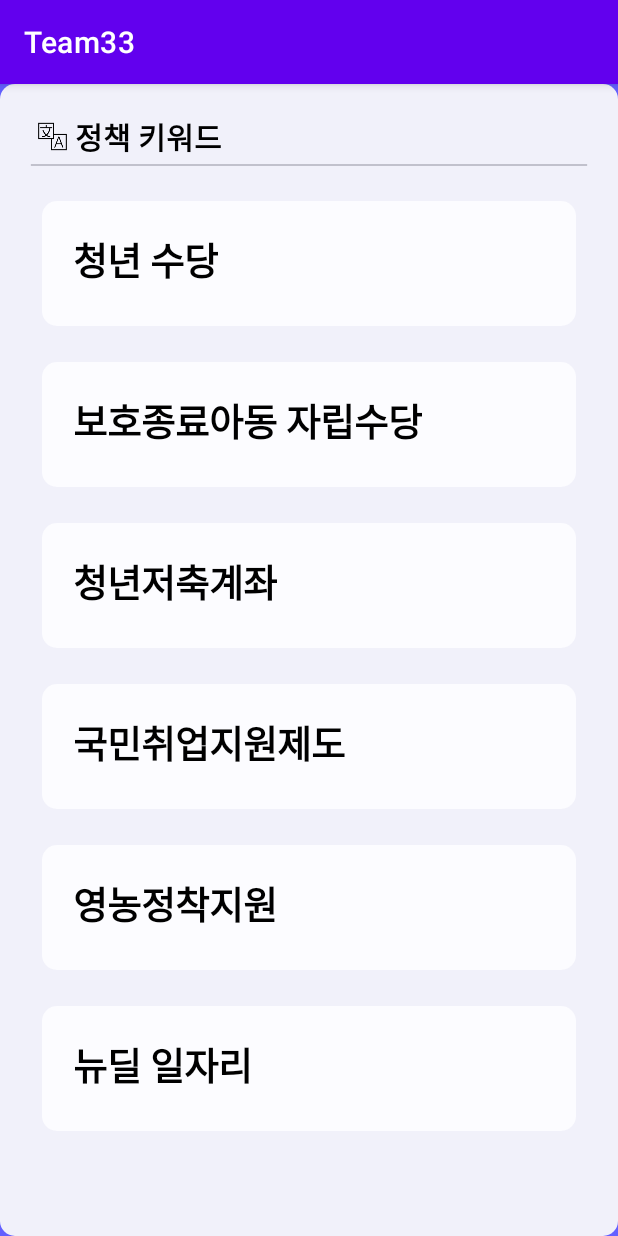
After one commit to kyungminlee-12/Team33, an Android app: the fragment VocabularyFragment shown on its own in the app's theme, on a phone screen of 412 x 824 dp. The commit adds this screen. Run offline under Robolectric (Android 15) with nearby library versions, the phone set to English and light mode, and no system bars.

Commit message:
오늘의 용어 내용 수정

```diff
--- a/app/src/main/java/com/example/team33/MainActivity.java
+++ b/app/src/main/java/com/example/team33/MainActivity.java
@@ -39,7 +39,7 @@ public class MainActivity extends AppCompatActivity {
         // Passing each menu ID as a set of Ids because each
         // menu should be considered as top level destinations.
         mAppBarConfiguration = new AppBarConfiguration.Builder(
-                R.id.nav_home, R.id.nav_gallery, R.id.nav_slideshow)
+                R.id.nav_home, R.id.nav_gallery, R.id.nav_slideshow, R.id.nav_vocabulary)
                 .setDrawerLayout(drawer)
                 .build();
         NavController navController = Navigation.findNavController(this, R.id.nav_host_fragment);
--- /dev/null
+++ b/app/src/main/java/com/example/team33/ui/vocabulary/SimpleVocaAdapter.java
@@ -0,0 +1,73 @@
+package com.example.team33.ui.vocabulary;
+
+import android.content.Context;
+import android.graphics.Color;
+import android.view.LayoutInflater;
+import android.view.View;
+import android.view.ViewGroup;
+import android.widget.TextView;
+
+import androidx.recyclerview.widget.RecyclerView;
+
+import com.example.team33.R;
+
+import java.util.ArrayList;
+
+public class SimpleVocaAdapter extends RecyclerView.Adapter <SimpleVocaAdapter.ViewHolder> {
+    private ArrayList<String> vocaData = null ;
+    private ArrayList<String> meanData = null ;
+
+    // 아이템 뷰를 저장하는 뷰홀더 클래스.
+    public class ViewHolder extends RecyclerView.ViewHolder {
+        TextView textView1 ;
+
+        ViewHolder(View itemView) {
+            super(itemView) ;
+            // 뷰 객체에 대한 참조. (hold strong reference)
+
+            itemView.setOnClickListener(new View.OnClickListener() {
+                @Override
+                public void onClick(View v) {
+                    int pos = getAdapterPosition() ;
+                    if (pos != RecyclerView.NO_POSITION) {
+                        vocaData.set(pos, meanData.get((pos))) ;
+                        notifyItemChanged(pos) ;
+                    }
+                }
+            });
+            textView1 = itemView.findViewById(R.id.vocaTextView) ;
+            textView1.setTextSize(25);
+            textView1.setTextColor(Color.BLACK);
+        }
+    }
+
+    // 생성자에서 데이터 리스트 객체를 전달받음.
+    SimpleVocaAdapter(ArrayList<String> vocabulary, ArrayList<String> meaning) {
+        vocaData = vocabulary ;
+        meanData = meaning;
+    }
+
+    // onCreateViewHolder() - 아이템 뷰를 위한 뷰홀더 객체 생성하여 리턴.
+    @Override
+    public ViewHolder onCreateViewHolder(ViewGroup parent, int viewType) {
+        Context context = parent.getContext() ;
+        LayoutInflater inflater = (LayoutInflater) context.getSystemService(Context.LAYOUT_INFLATER_SERVICE) ;
+
+        View view = inflater.inflate(R.layout.item, parent, false) ;
+        ViewHolder vh = new ViewHolder(view) ;
+
+        return vh ;
+    }
+
+    // onBindViewHolder() - position에 해당하는 데이터를 뷰홀더의 아이템뷰에 표시.
+    @Override
+    public void onBindViewHolder(ViewHolder holder, int position) {
+        String text = vocaData.get(position) ;
+        holder.textView1.setText(text) ;
+    }
+    // getItemCount() - 전체 데이터 갯수 리턴.
+    @Override
+    public int getItemCount() {
+        return vocaData.size() ;
+    }
+}
--- /dev/null
+++ b/app/src/main/java/com/example/team33/ui/vocabulary/VocaData.java
@@ -0,0 +1,32 @@
+package com.example.team33.ui.vocabulary;
+
+public class VocaData {
+
+    private String title;
+    private String content;
+    private int resId;
+
+    public String getTitle() {
+        return title;
+    }
+
+    public void setTitle(String title) {
+        this.title = title;
+    }
+
+    public String getContent() {
+        return content;
+    }
+
+    public void setContent(String content) {
+        this.content = content;
+    }
+
+    public int getResId() {
+        return resId;
+    }
+
+    public void setResId(int resId) {
+        this.resId = resId;
+    }
+}
--- /dev/null
+++ b/app/src/main/java/com/example/team33/ui/vocabulary/VocabularyFragment.java
@@ -0,0 +1,58 @@
+package com.example.team33.ui.vocabulary;
+
+import android.os.Bundle;
+import android.view.LayoutInflater;
+import android.view.View;
+import android.view.ViewGroup;
+
+import androidx.annotation.NonNull;
+import androidx.fragment.app.Fragment;
+import androidx.recyclerview.widget.LinearLayoutManager;
+import androidx.recyclerview.widget.RecyclerView;
+
+import com.example.team33.R;
+
+import java.util.ArrayList;
+
+
+public class VocabularyFragment extends Fragment {
+
+    private SimpleVocaAdapter adapter;
+    RecyclerView recyclerView;
+
+    public View onCreateView(@NonNull LayoutInflater inflater,
+                             ViewGroup container, Bundle savedInstanceState) {
+        View root = inflater.inflate(R.layout.fragment_vocabulary, container, false);
+        recyclerView = root.findViewById(R.id.recyclerView);
+        recyclerView.setLayoutManager(new LinearLayoutManager(getActivity()));
+
+        ArrayList<String> vocabulary = new ArrayList<>();
+        /*
+        for (int i=0; i<10; i++) {
+            vocabulary.add(String.format("단어 %d", i)) ;
+        }*/
+        vocabulary.add("청년 수당");
+        vocabulary.add("보호종료아동 자립수당");
+        vocabulary.add("청년저축계좌");
+        vocabulary.add("국민취업지원제도");
+        vocabulary.add("영농정착지원");
+        vocabulary.add("뉴딜 일자리");
+
+
+        ArrayList<String> meaning = new ArrayList<>();
+        /*
+        for (int i=0; i<10; i++) {
+            meaning.add(String.format("단어 뜻 %d", i)) ;
+        }*/
+        meaning.add("서울시에 거주하고 있는 만 19세~34세 미취업 청년들의 구직 활동을 촉진하는 수당");
+        meaning.add("보호종료아동의 시설 퇴소 후 사회정착 및 자립지원을 위해 생계비 지원 목적의 자립수당을 지급하는 사업");
+        meaning.add("본인적립금(10만원)을 저축하면 근로소득장려금(월 30만원) 지원하는 프로그램");
+        meaning.add("취업을 희망하는 분들에게 취업지원서비스를 종합적으로 제공하고, 저소득 구직자에는 최소한의 소득도 지원하는 제도");
+        meaning.add("농업에 뜻이 있는 서울시 청년을 선발하여 정착 지원금독립과 농지, 창업 자금, 기술 등을 종합하여 지원하는 사업");
+        meaning.add("사업 참여 후 민간일자리에 취업하도록 디딤돌 역할을 하는 서울시 대표 공공일자리");
+
+        adapter = new SimpleVocaAdapter(vocabulary, meaning);
+        recyclerView.setAdapter(adapter);
+        return root;
+    }
+}
--- /dev/null
+++ b/app/src/main/res/drawable-v24/horizontal_line.xml
@@ -0,0 +1,24 @@
+<vector
+    xmlns:android="http://schemas.android.com/apk/res/android"
+    xmlns:aapt="http://schemas.android.com/aapt"
+    android:width="326dp"
+    android:height="1dp"
+    android:viewportWidth="326"
+    android:viewportHeight="1"
+    >
+
+    <group>
+
+        <clip-path
+            android:pathData="M0.5 0.5H325.5H0.5Z"
+            />
+
+    </group>
+
+    <path
+        android:pathData="M0.5 0.5H325.5H0.5Z"
+        android:strokeWidth="1"
+        android:strokeColor="#91919F"
+        />
+
+</vector>
--- /dev/null
+++ b/app/src/main/res/drawable-v24/layout_background1.xml
@@ -0,0 +1,10 @@
+<?xml version="1.0" encoding="utf-8"?>
+<shape
+    xmlns:android="http://schemas.android.com/apk/res/android"
+    android:shape="rectangle">
+    <solid android:color="#fcfcff" />
+    <!--
+    <stroke android:color="#CCCCCC" android:width="1dp" />
+    -->
+    <corners android:radius="10dp" />
+</shape>
--- /dev/null
+++ b/app/src/main/res/drawable-v24/layout_background2.xml
@@ -0,0 +1,10 @@
+<?xml version="1.0" encoding="utf-8"?>
+<shape
+    xmlns:android="http://schemas.android.com/apk/res/android"
+    android:shape="rectangle">
+    <solid android:color="#F1F1FA" />
+    <!--
+    <stroke android:color="#CCCCCC" android:width="1dp" />
+    -->
+    <corners android:radius="10dp" />
+</shape>
--- a/app/src/main/res/layout/app_bar_main.xml
+++ b/app/src/main/res/layout/app_bar_main.xml
@@ -15,7 +15,7 @@
             android:id="@+id/toolbar"
             android:layout_width="match_parent"
             android:layout_height="?attr/actionBarSize"
-            android:background="?attr/colorPrimary"
+            android:background="#6360FF"
             app:popupTheme="@style/Theme.Team33.PopupOverlay" />
 
     </com.google.android.material.appbar.AppBarLayout>
--- /dev/null
+++ b/app/src/main/res/layout/fragment_vocabulary.xml
@@ -0,0 +1,56 @@
+<?xml version="1.0" encoding="utf-8"?>
+<androidx.constraintlayout.widget.ConstraintLayout
+    xmlns:android="http://schemas.android.com/apk/res/android"
+    xmlns:app="http://schemas.android.com/apk/res-auto"
+    xmlns:tools="http://schemas.android.com/tools"
+    android:layout_width="match_parent"
+    android:layout_height="match_parent"
+    android:background="#6360FF"
+    tools:context=".ui.vocabulary.VocabularyFragment">
+
+    <!--기존 xml 복붙-->
+    <LinearLayout
+        android:id="@+id/vocaLayout"
+        android:background="@drawable/layout_background2"
+        android:layout_width="match_parent"
+        android:layout_height="match_parent"
+        android:padding="20dp"
+        android:orientation="vertical">
+
+        <LinearLayout
+            android:layout_width="match_parent"
+            android:layout_height="wrap_content"
+            android:paddingBottom="3dp"
+            android:orientation="horizontal">
+
+            <ImageView
+                android:id="@+id/vocaImageView"
+                android:layout_width="30dp"
+                android:layout_height="30dp"
+                app:srcCompat="@drawable/vocabulary" />
+
+            <TextView
+                android:id="@+id/vocaTextTitle"
+                android:layout_width="wrap_content"
+                android:layout_height="wrap_content"
+                android:textColor="@color/black"
+                android:textSize="20dp"
+                android:textStyle="bold"
+                android:text="정책 키워드" />
+        </LinearLayout>
+        <RelativeLayout
+            xmlns:android="http://schemas.android.com/apk/res/android"
+            android:id="@+id/card_card_s"
+            android:layout_width="match_parent"
+            android:layout_height="wrap_content"
+            android:layout_marginBottom="15dp"
+            android:background="@drawable/horizontal_line"
+            android:alpha="0.5" />
+
+        <androidx.recyclerview.widget.RecyclerView
+            android:background="#F1F1FA"
+            android:id="@+id/recyclerView"
+            android:layout_width="match_parent"
+            android:layout_height="match_parent" />
+    </LinearLayout>
+</androidx.constraintlayout.widget.ConstraintLayout>
--- /dev/null
+++ b/app/src/main/res/layout/item.xml
@@ -0,0 +1,41 @@
+<?xml version="1.0" encoding="utf-8"?>
+<LinearLayout xmlns:android="http://schemas.android.com/apk/res/android"
+    android:orientation="horizontal" android:layout_width="match_parent"
+    android:layout_height="wrap_content"
+    android:padding="8dp"
+    android:gravity="center_vertical"
+    android:layout_marginBottom="8dp"
+    android:background="#F1F1FA">
+
+    <LinearLayout
+        android:layout_width="0dp"
+        android:layout_height="match_parent"
+        android:background="@drawable/layout_background1"
+        android:layout_weight="1"
+        android:orientation="vertical"
+        android:gravity="center_vertical">
+
+        <LinearLayout
+            android:layout_width="match_parent"
+            android:layout_height="wrap_content"
+            android:layout_margin="15dp"
+            android:padding="5dp"
+            android:background="#fcfcff"
+            android:orientation="vertical">
+
+            <TextView
+                android:id="@+id/vocaTextView"
+                android:layout_width="wrap_content"
+                android:layout_height="wrap_content"
+                android:includeFontPadding="false"
+                android:layout_marginBottom="5dp"
+                android:text="TITLE"
+                android:textSize="25sp"
+                android:textColor="@android:color/black"
+                android:textStyle="bold"/>
+
+        </LinearLayout>
+
+    </LinearLayout>
+
+</LinearLayout>
--- a/app/src/main/res/menu/activity_main_drawer.xml
+++ b/app/src/main/res/menu/activity_main_drawer.xml
@@ -16,5 +16,10 @@
             android:id="@+id/nav_slideshow"
             android:icon="@drawable/ic_menu_slideshow"
             android:title="@string/menu_slideshow" />
+
+        <item
+            android:id="@+id/nav_vocabulary"
+            android:icon="@drawable/ic_menu_slideshow"
+            android:title="오늘의 용어" />
     </group>
 </menu>
--- a/app/src/main/res/navigation/mobile_navigation.xml
+++ b/app/src/main/res/navigation/mobile_navigation.xml
@@ -22,4 +22,10 @@
         android:name="com.example.team33.ui.slideshow.SlideshowFragment"
         android:label="@string/menu_slideshow"
         tools:layout="@layout/fragment_slideshow" />
+
+    <fragment
+        android:id="@+id/nav_vocabulary"
+        android:name="com.example.team33.ui.vocabulary.VocabularyFragment"
+        android:label="@string/menu_vocabulary"
+        tools:layout="@layout/fragment_vocabulary" />
 </navigation>
--- a/app/src/main/res/values/strings.xml
+++ b/app/src/main/res/values/strings.xml
@@ -10,4 +10,5 @@
     <string name="menu_home">Home</string>
     <string name="menu_gallery">Gallery</string>
     <string name="menu_slideshow">Slideshow</string>
+    <string name="menu_vocabulary">오늘의 용어</string>
 </resources>
```
Also changed, not shown: app/src/main/res/drawable-v24/vocabulary.png (added).
